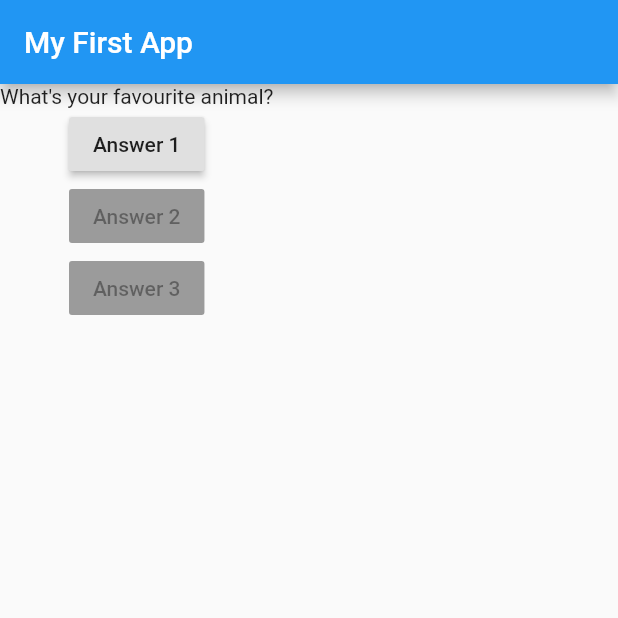
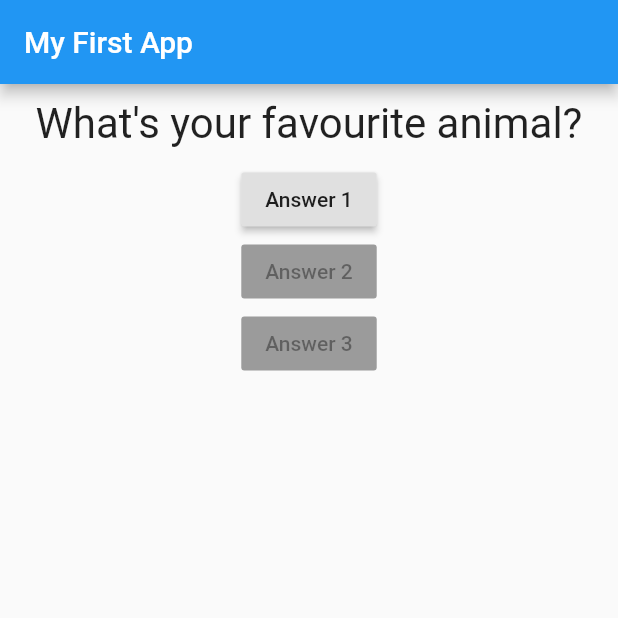
Before and after one commit to zettlrobert/flutter_quizz_app, a Flutter app: the screen it shows after launch, after a tap on "Answer 1", on a phone screen of 412 x 824 dp, the top half of it. Run offline on Flutter 3.47's test engine with Material 2 defaults, Android fonts, the phone set to English and light mode, and no system bars.

Commit message:
Question Widget, basics Styling for Question --> look at sourcecode with f12

```diff
--- a/lib/main.dart
+++ b/lib/main.dart
@@ -1,4 +1,6 @@
 import 'package:flutter/material.dart';
+
+import './question.dart';
 
 void main() {
   runApp(QuizzApp());
@@ -8,18 +10,18 @@ class QuizzApp extends StatefulWidget {
   @override
   State<StatefulWidget> createState() {
     // TODO: implement createState
-    return QuizzAppState();
+    return _QuizzAppState();
   }
 }
 
-class QuizzAppState extends State<QuizzApp> {
-  var questionIndex = 0;
+class _QuizzAppState extends State<QuizzApp> {
+  var _questionIndex = 0;
 
-  void anserQuestion() {
+  void _answerQuestion() {
     setState(() {
-      questionIndex = questionIndex + 1;
+      _questionIndex = _questionIndex + 1;
     });
-    print(questionIndex);
+    print(_questionIndex);
   }
 
   @override
@@ -35,10 +37,12 @@ class QuizzAppState extends State<QuizzApp> {
         ), // AppBar
         body: Column(
           children: <Widget>[
-            Text(questions[questionIndex]),
+            Question(
+              questions[_questionIndex],
+            ),
             RaisedButton(
               child: Text('Answer 1'),
-              onPressed: anserQuestion,
+              onPressed: _answerQuestion,
             ),
             RaisedButton(
               child: Text('Answer 2'),
--- /dev/null
+++ b/lib/question.dart
@@ -0,0 +1,21 @@
+import 'package:flutter/material.dart';
+
+class Question extends StatelessWidget {
+  final String questionText;
+
+  // Constructor
+  Question(this.questionText);
+
+  @override
+  Widget build(BuildContext context) {
+    return Container(
+      width: double.infinity,
+      margin: EdgeInsets.all(10),
+      child: Text(
+        questionText,
+        style: TextStyle(fontSize: 28),
+        textAlign: TextAlign.center,
+      ),
+    );
+  }
+}
```
